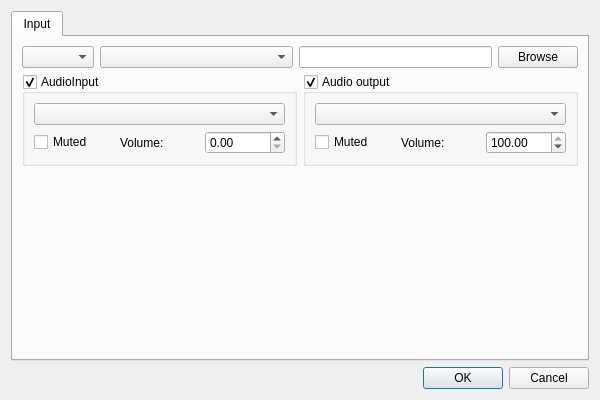
Qt form Plugins/Player/DlgPlayer.ui (KangLin/RabbitRemoteControl) before a commit.
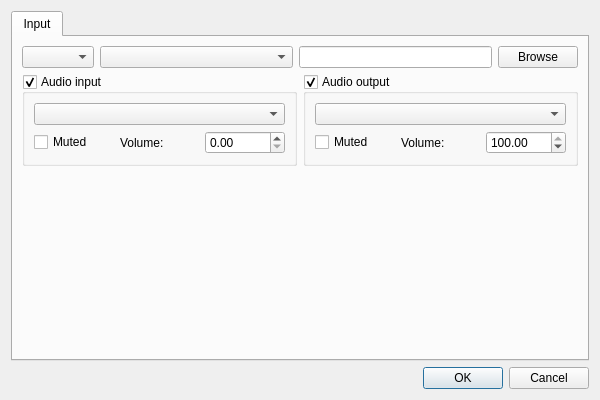
The same form after that commit.

What changed in the file:
```diff
--- a/Plugins/Player/DlgPlayer.ui
+++ b/Plugins/Player/DlgPlayer.ui
@@ -72,7 +72,7 @@
          <item>
           <widget class="QGroupBox" name="gbAudioInput">
            <property name="title">
-            <string>AudioInput</string>
+            <string>Audio input</string>
            </property>
            <property name="checkable">
             <bool>true</bool>
```
